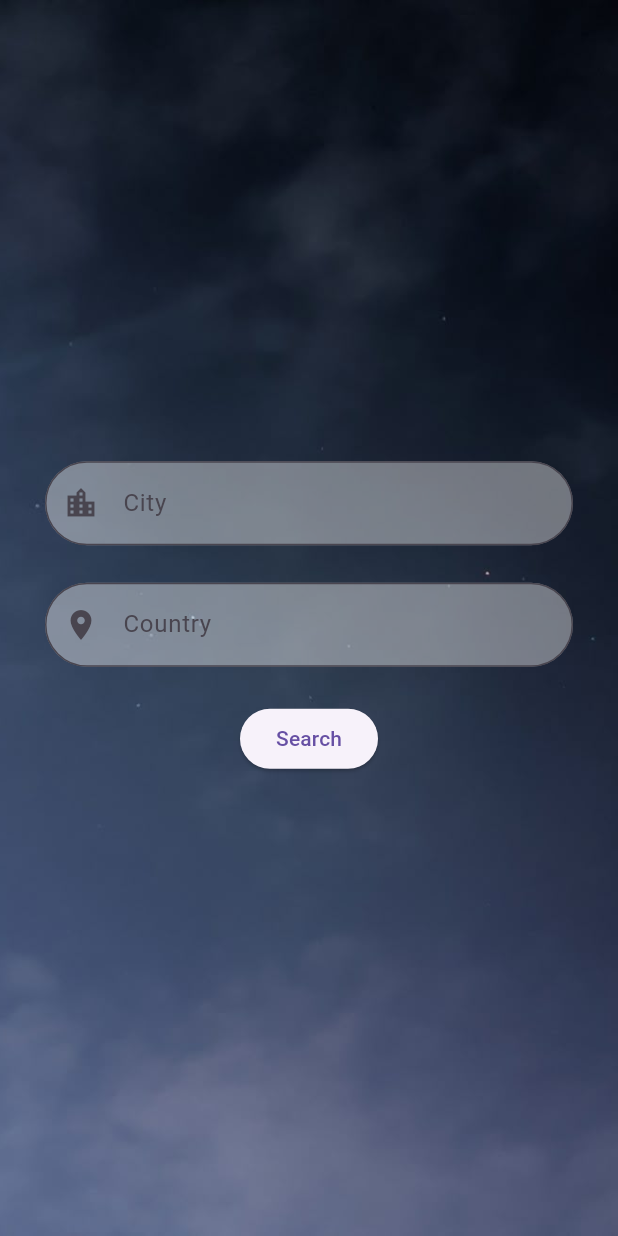
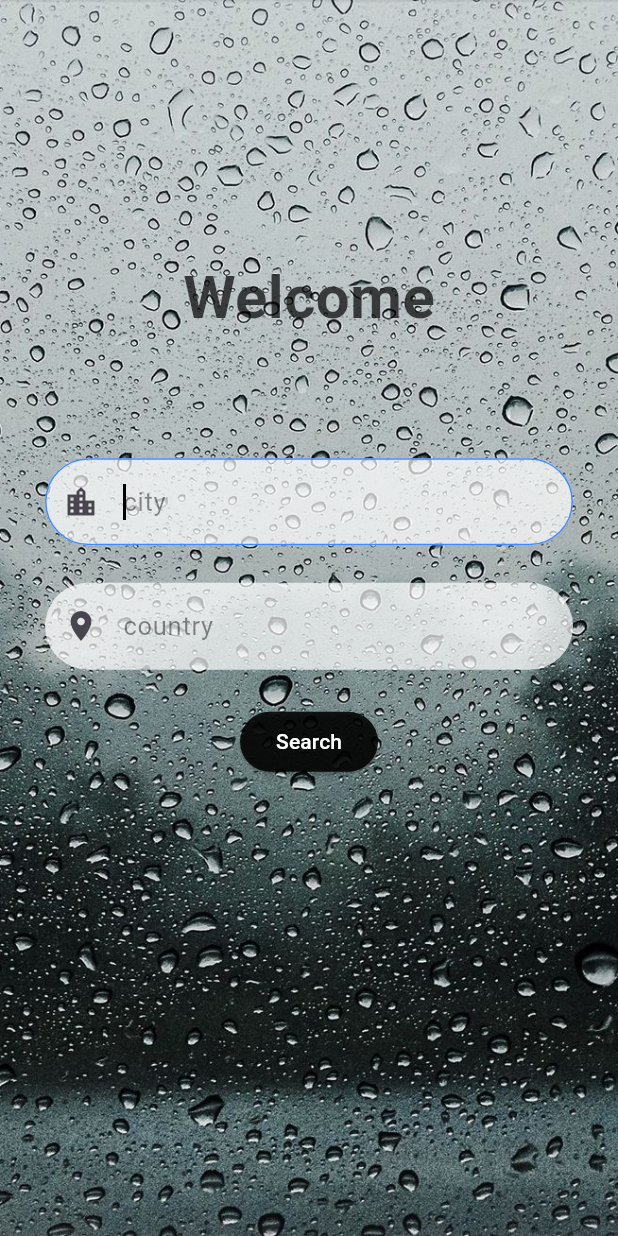
Before and after one commit to Ammaka/Weather_Today-_App, a Flutter app: the screen it shows after launch, on a phone screen of 412 x 824 dp. Run offline on Flutter 3.47's test engine with Material 3 defaults, Android fonts, the phone set to English and light mode, and no system bars.

Commit message:
fixed metrics

```diff
--- a/Frontend/lib/Services/WeatherApi.dart
+++ b/Frontend/lib/Services/WeatherApi.dart
@@ -34,7 +34,7 @@ Future<Weatherresponse> fetchWeather({
   }
     else{
     throw Exception(
-      "failed to load weather(${response.statusCode}) : ${response.body}"
+      "Error ${response.statusCode}\n pls ensure that the city and country are correct"
     );
   }
 }
--- a/Frontend/lib/screens/HomePage.dart
+++ b/Frontend/lib/screens/HomePage.dart
@@ -87,11 +87,25 @@ class _WeatherScreenState extends State<HomePage> {
     return Scaffold(
       body: Stack(
         children: [
-          Positioned.fill(child: Image.asset('assets/Night Changes.jpg', fit: BoxFit.cover,)),
-          // 🔹 Background image
+          Positioned.fill(child: Image.asset('assets/download.jpg', fit: BoxFit.cover,)),
 
+          Positioned(
+            top: 170,
+            left: 0,
+            right: 0,
+            child: Align(
+              alignment: Alignment.topCenter,
+              child: Text(
+                'Welcome',
+                style: TextStyle(
+                  fontSize: 40,
+                  fontWeight: FontWeight.bold,
+                  color: Colors.black.withOpacity(0.7),
+                ),
+              ),
+            ),
+          ),
 
-          // 🔹 Foreground content (your existing UI)
           Center(
             child: Column(
               mainAxisAlignment: MainAxisAlignment.center,
@@ -102,36 +116,73 @@ class _WeatherScreenState extends State<HomePage> {
                   child: Column(
                     children: [
                       TextField(
+                        autofocus: true,
                         controller: _cityController,
+                        cursorColor: Colors.black,
                         decoration:  InputDecoration(
-                          labelText: 'City',
+                          hintText: 'city',
+                          hintStyle: TextStyle(
+                              fontSize: 17,
+                              color: Colors.black45),
                           prefixIcon: Icon(Icons.location_city),
                           border: OutlineInputBorder(
                             borderRadius: BorderRadius.all(Radius.circular(30)),
                           ),
+                          focusedBorder: OutlineInputBorder(
+                            borderRadius: BorderRadius.all(Radius.circular(30)),
+                            borderSide: BorderSide(color: Colors.blueAccent),
+                          ),
+                          enabledBorder: OutlineInputBorder(
+                            borderRadius: BorderRadius.all(Radius.circular(30)),
+                            borderSide: BorderSide(color: Colors.transparent),
+                          ),
                           filled: true,
-                          fillColor: Colors.white.withOpacity(0.4),
+                          fillColor: Colors.white.withOpacity(0.7),
                         ),
                       ),
+
                       const SizedBox(height: 25),
                       TextField(
+                        autofocus: true,
                         controller: _countryController,
+                        cursorColor: Colors.black,
                         decoration:  InputDecoration(
-                          labelText: 'Country',
+                          hintText: 'country',
+                          hintStyle: TextStyle(
+                              fontSize: 17,
+                              color: Colors.black45),
                           prefixIcon: Icon(Icons.location_on),
                           border: OutlineInputBorder(
                             borderRadius: BorderRadius.all(Radius.circular(30)),
                           ),
+                          focusedBorder: OutlineInputBorder(
+                            borderRadius: BorderRadius.all(Radius.circular(30)),
+                            borderSide: BorderSide(color: Colors.blue),
+                          ),
+                          enabledBorder: OutlineInputBorder(
+                            borderRadius: BorderRadius.all(Radius.circular(30)),
+                            borderSide: BorderSide(color: Colors.transparent),
+                          ),
                           filled: true,
-                          fillColor: Colors.white.withOpacity(0.4),
+                          fillColor: Colors.white.withOpacity(0.7),
                         ),
+
                       ),
+
                       const SizedBox(height: 24),
                       ElevatedButton(
+                        style: ElevatedButton.styleFrom(
+                          backgroundColor: Colors.black87,
+                          shape: RoundedRectangleBorder(
+                            borderRadius: BorderRadius.circular(30),
+                          ),
+                        ),
                         onPressed: _isLoading ? null : _getWeather,
                         child: _isLoading
-                            ? const CircularProgressIndicator()
-                            : const Text('Search'),
+                            ? const CircularProgressIndicator(
+                          valueColor: AlwaysStoppedAnimation<Color>(Colors.blueAccent),
+                        )
+                            : const Text('Search', style: TextStyle(color: Colors.white)),
                       ),
 
                       if (_error != null) ...[
@@ -139,6 +190,7 @@ class _WeatherScreenState extends State<HomePage> {
                         Text(
                           _error!,
                           style:  TextStyle(
+                            fontWeight: FontWeight.bold,
                             color: Colors.red,
                             fontSize: 20,
                           ),
```
Also changed, not shown: Frontend/lib/screens/WeatherPage.dart (+58 -20 lines), Frontend/assets/download.jpg (added), Frontend/assets/rainy day in the woods.jpg (added).
